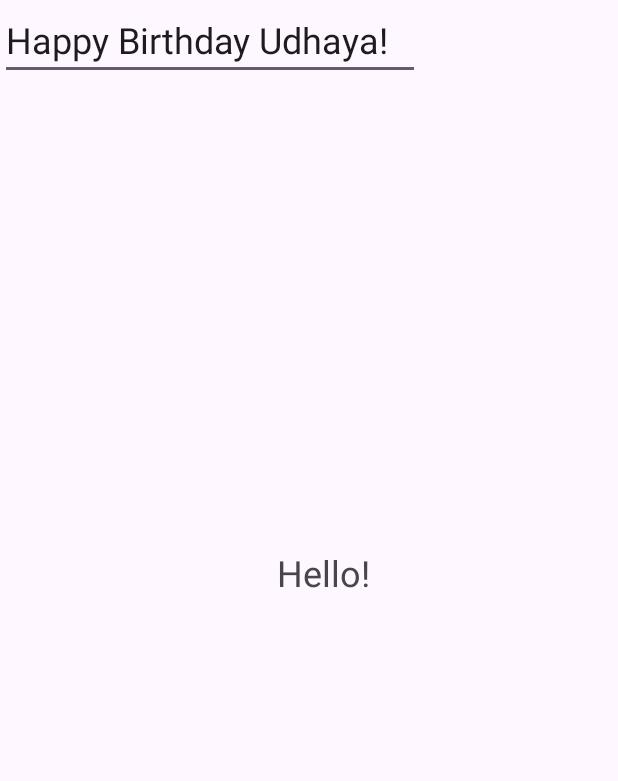
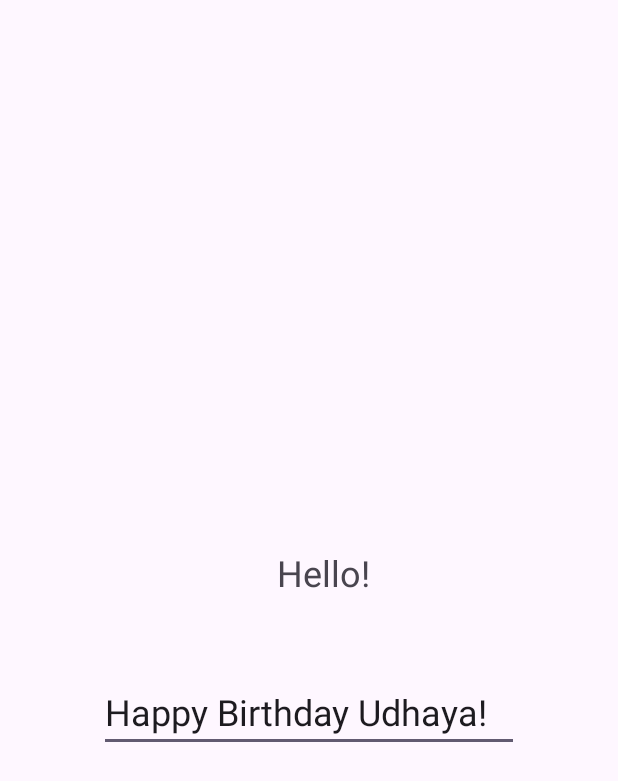
Before and after one commit to Udhaya-05/AppDev_Imarticus, an Android app: the screen it shows after launch (MainActivity), on a phone screen of 412 x 824 dp. Shown: the top 781 px of the screen. Run offline under Robolectric (Android 15) with nearby library versions, the phone set to English and light mode, and no system bars.

Commit message:
Activity 1

```diff
--- a/app/src/main/res/layout/activity_main.xml
+++ b/app/src/main/res/layout/activity_main.xml
@@ -8,6 +8,7 @@
     tools:context=".MainActivity">
 
     <TextView
+        android:id="@+id/textView"
         android:layout_width="wrap_content"
         android:layout_height="wrap_content"
         android:text="Hello!"
@@ -27,7 +28,10 @@
         android:inputType="text"
         android:text="@string/happy_birthday_udhaya"
         android:textSize="24sp"
-        tools:layout_editor_absoluteX="84dp"
-        tools:layout_editor_absoluteY="379dp" />
+        app:layout_constraintBottom_toBottomOf="parent"
+        app:layout_constraintEnd_toEndOf="parent"
+        app:layout_constraintStart_toStartOf="parent"
+        app:layout_constraintTop_toTopOf="parent"
+        app:layout_constraintVertical_bias="0.581" />
 
 </androidx.constraintlayout.widget.ConstraintLayout>
```
